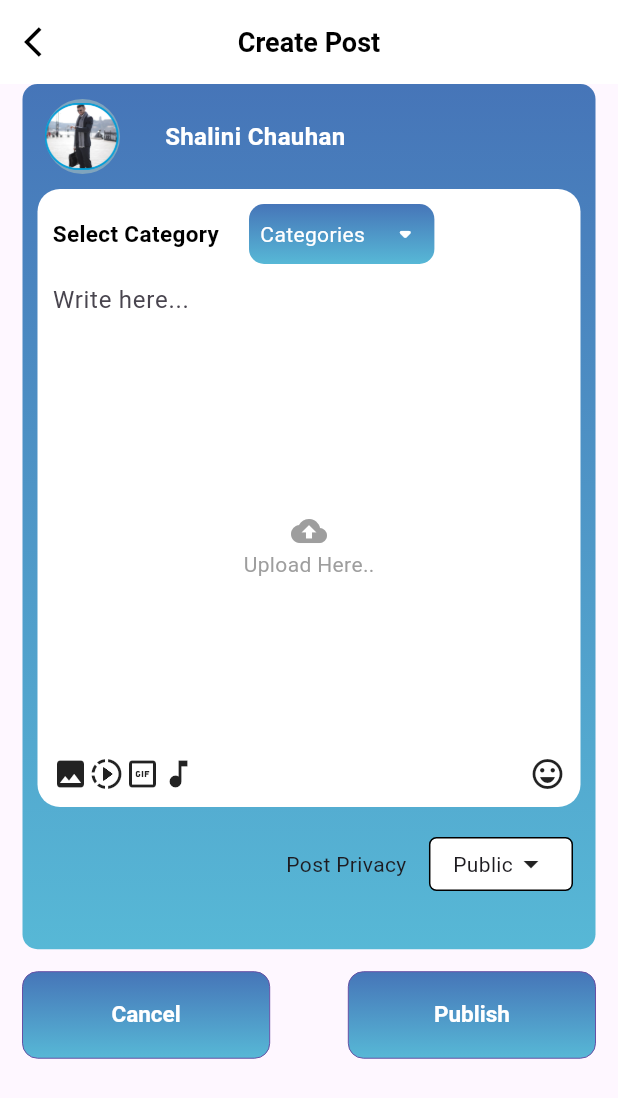
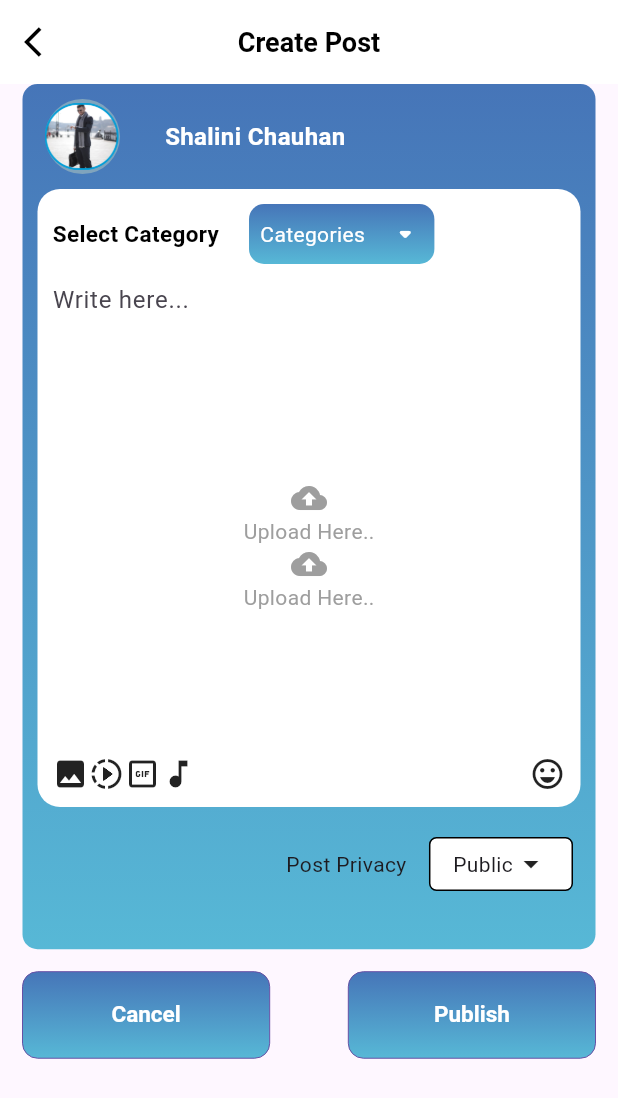
Before and after one commit to ZaranaLight/lolApp, a Flutter app: the CreatePost screen opened by its route, on a phone screen of 412 x 824 dp. Shown: the top 1098 px of the screen. Run offline on Flutter 3.47's test engine with Material 3 defaults, Android fonts, the phone set to English and light mode, and no system bars; our stand-ins replace focus_detector, get, image_picker, shared_preferences, video_player; accounts and stored records are empty; Roboto replaces fonts that are missing (Metropolis, Montserrat-Medium); project files that could hold a hidden picture were left out.

```diff
--- a/lib/dashboard/createPost.dart
+++ b/lib/dashboard/createPost.dart
@@ -12,6 +12,7 @@ import 'package:lol/utils/styles.dart';
 import 'package:lol/widget/customButton.dart';
 import 'package:lol/widget/dropDownWidget.dart';
 import 'package:lol/widget/showCustomsnackBar.dart';
+import 'package:video_player/video_player.dart';
 
 class CreatePost extends StatefulWidget {
   CreatePost({super.key});
@@ -34,7 +35,6 @@ class _CreatePostState extends State<CreatePost> {
       // pickedImage = imageFile;
       setState(() {
         pickedImage = imageFile;
-
 
         print('imageFilepath------------${imageFile}');
         picked = true;
@@ -64,7 +64,7 @@ class _CreatePostState extends State<CreatePost> {
       authController.addPostData('c_id', '1');
       authController.addPostData('id', jsonDecode(userData)['id']);
       authController.addPostData('title', descController.text);
-      authController.addPostData('file',pickedImage?.path);
+      authController.addPostData('file', pickedImage?.path);
       authController.uploadPost(authController.postData, context);
     }
   }
@@ -88,9 +88,9 @@ class _CreatePostState extends State<CreatePost> {
           );
         });
   }
+
   List selecterArray = [];
   String SelectTypeTitle = "Select Type";
-
 
   showCustomerDropdown(BuildContext context, AuthController companyController) {
     showModalBottomSheet(
@@ -175,6 +175,19 @@ class _CreatePostState extends State<CreatePost> {
         });
   }
 
+  VideoPlayerController? _videoPlayerController;
+  File? _video;
+  final piker = ImagePicker();
+
+  _pickVideo() async {
+    final video = await piker.pickVideo(source: ImageSource.gallery);
+    _video = File(video!.path);
+    _videoPlayerController = VideoPlayerController.file(_video!)
+      ..initialize().then((value) {
+        setState(() {});
+        _videoPlayerController?.play();
+      });
+  }
 
   showNEFTFilterPopup(BuildContext context) {
     return showFilterInPopUp(
@@ -333,7 +346,7 @@ class _CreatePostState extends State<CreatePost> {
                           Container(
                             width: 50,
                             height: 50,
-                            margin: EdgeInsets.symmetric(
+                            margin: const EdgeInsets.symmetric(
                                 horizontal: 15, vertical: 10),
                             decoration: BoxDecoration(
                                 borderRadius: BorderRadius.circular(50),
@@ -374,9 +387,16 @@ class _CreatePostState extends State<CreatePost> {
                           children: [
                             Row(
                               children: [
-                                Text('Select Category', style: TextStyle(color: Colors.black,fontSize: 15,fontWeight: FontWeight.w600),),
-SizedBox(width: 20,),
-
+                                const Text(
+                                  'Select Category',
+                                  style: TextStyle(
+                                      color: Colors.black,
+                                      fontSize: 15,
+                                      fontWeight: FontWeight.w600),
+                                ),
+                                const SizedBox(
+                                  width: 20,
+                                ),
                                 Align(
                                   alignment: Alignment.topLeft,
                                   child: InkWell(
@@ -388,17 +408,21 @@ SizedBox(width: 20,),
                                       height: 40,
                                       decoration: BoxDecoration(
                                           gradient: ColorssA.AppLinears,
-                                          borderRadius: BorderRadius.circular(10)),
+                                          borderRadius:
+                                              BorderRadius.circular(10)),
                                       child: Center(
                                         child: Row(
-                                          mainAxisAlignment: MainAxisAlignment.spaceAround,
+                                          mainAxisAlignment:
+                                              MainAxisAlignment.spaceAround,
                                           children: [
                                             Text(
                                               authController.catDropdownvalue ==
                                                       'Select Type'
                                                   ? 'Categories'
-                                                  : authController.catDropdownvalue,
-                                              style: TextStyle(color: ColorssA.whiteColor),
+                                                  : authController
+                                                      .catDropdownvalue,
+                                              style: TextStyle(
+                                                  color: ColorssA.whiteColor),
                                             ),
                                             Icon(
                                               Icons.arrow_drop_down_rounded,
@@ -423,7 +447,7 @@ SizedBox(width: 20,),
                             ),
                             const Spacer(),
                             InkWell(
-                              onTap: (){
+                              onTap: () {
                                 pickImage(authController);
                               },
                               child: Container(
@@ -451,6 +475,38 @@ SizedBox(width: 20,),
                                             fit: BoxFit.fill,
                                           ),
                                         )),
+                            ),
+                            InkWell(
+                              onTap: () {
+                                _pickVideo();
+                              },
+                              child: Container(
+                                  child: _video == null
+                                      ? const Column(
+                                          children: [
+                                            Center(
+                                              child: Icon(
+                                                Icons.cloud_upload,
+                                                color: Colors.grey,
+                                              ),
+                                            ),
+                                            Text(
+                                              'Upload Here..',
+                                              style:
+                                                  TextStyle(color: Colors.grey),
+                                            )
+                                          ],
+                                        )
+                                      : _videoPlayerController!
+                                              .value.isInitialized
+                                          ? AspectRatio(
+                                              aspectRatio:
+                                                  _videoPlayerController!
+                                                      .value.aspectRatio,
+                                              child: VideoPlayer(
+                                                  _videoPlayerController!),
+                                            )
+                                          : Container()),
                             ),
                             const Spacer(),
                             Row(
--- a/pubspec.yaml
+++ b/pubspec.yaml
@@ -42,6 +42,7 @@ dependencies:
   http: ^0.13.4
   focus_detector: ^2.0.1
   image_picker: ^1.0.5
+  video_player: ^2.8.2
 
 
 dev_dependencies:
```
Also changed, not shown: pubspec.lock, 1 other file. Lines whose indentation alone changed are shown as unchanged.
